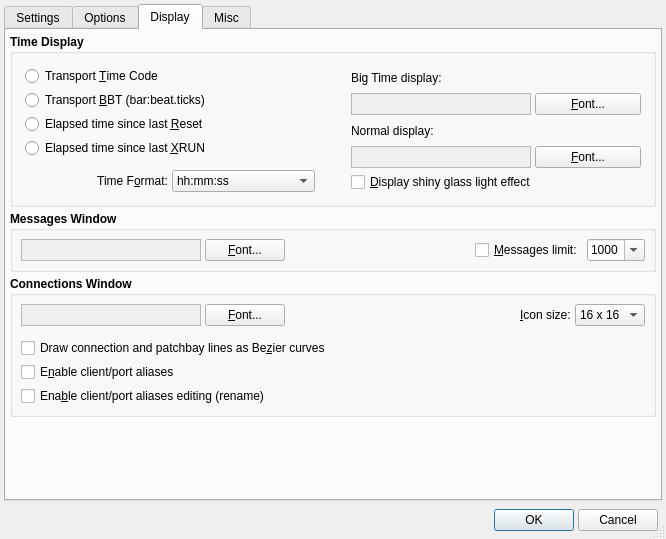
rncbc/qjackctl, file src/qjackctlSetupForm.ui: the form before one commit.
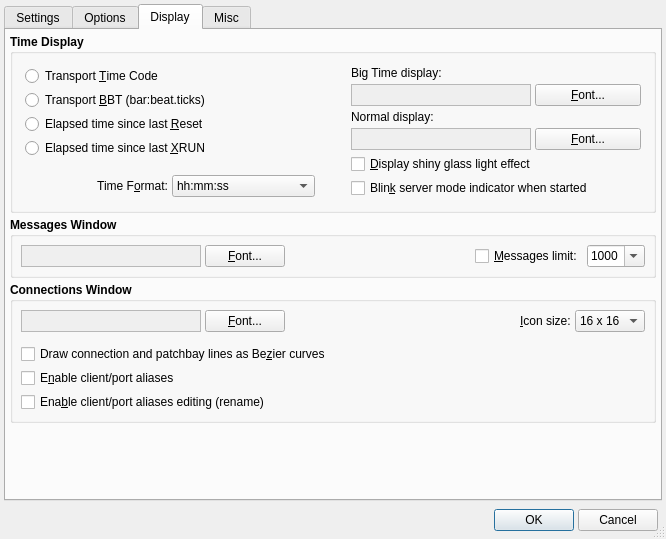
The form after the commit. The open tabs and pages were chosen to show the change. Icons and pictures are not drawn.

Commit message: - Server mode display blinking, usually shown as the RT indicator,   is now an option (Setup/Display/Blink server mode indicator when   started).

```diff
--- a/src/qjackctlSetupForm.ui
+++ b/src/qjackctlSetupForm.ui
@@ -3087,6 +3087,25 @@
               </property>
              </widget>
             </item>
+            <item row="5" column="0" colspan="2" >
+             <widget class="QCheckBox" name="DisplayBlinkCheckBox" >
+              <property name="font" >
+               <font>
+                <weight>50</weight>
+                <bold>false</bold>
+               </font>
+              </property>
+              <property name="toolTip" >
+               <string>Whether to enable blinking (flashing) of the server mode (RT) indicator</string>
+              </property>
+              <property name="text" >
+               <string>Blin&amp;k server mode indicator when started</string>
+              </property>
+              <property name="shortcut" >
+               <string>Alt+K</string>
+              </property>
+             </widget>
+            </item>
            </layout>
           </item>
          </layout>
```
Left out of the diff: 1 changed line with no effect on the pictures. The commit also changes 7 other files.
